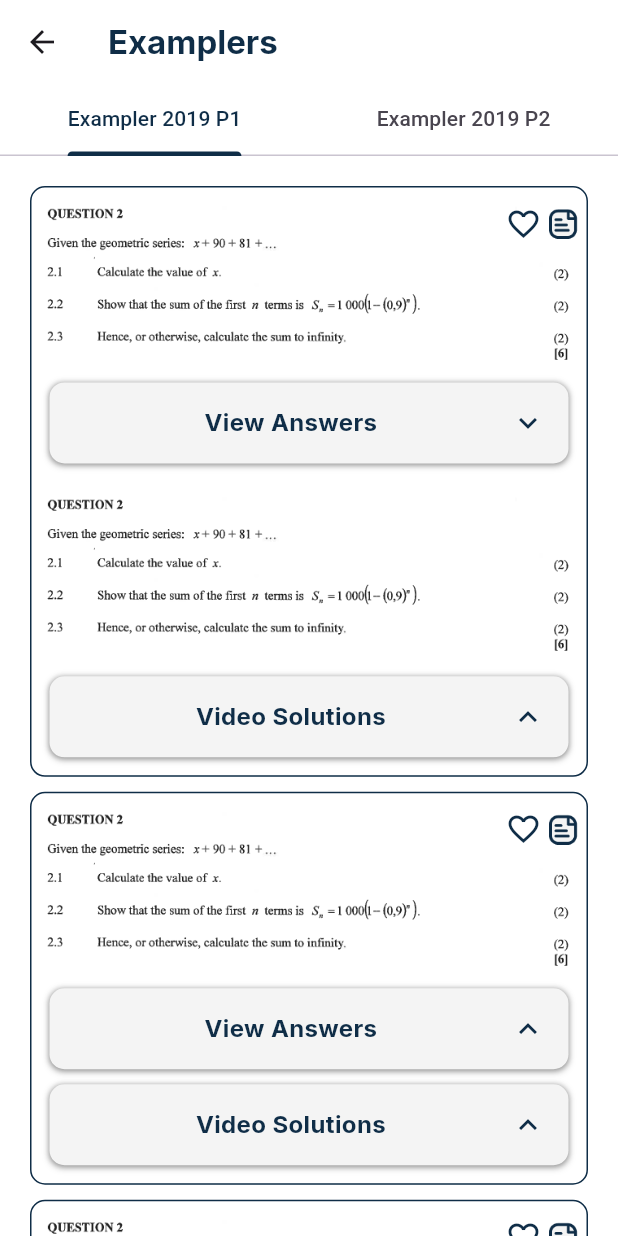
After one commit to 2001arman/jsdt_app, a Flutter app: the ExamplerUi screen opened by its route, after a tap on "View Answers", on a phone screen of 412 x 824 dp. The commit adds this screen. Run offline on Flutter 3.47's test engine with Material 3 defaults, Android fonts, the phone set to English and light mode, and no system bars; our stand-ins replace flutter_easyloading, get, google_fonts, youtube_player_flutter; missing offline and left inert: syncfusion_flutter_pdfviewer; statements that could not run were skipped.

Commit message:
exampler page

```diff
--- a/lib/core/app_route.dart
+++ b/lib/core/app_route.dart
@@ -6,6 +6,8 @@
 import 'package:jsdt_app/feature/presentation/home/activities/activities_detail/activities_detail_binding.dart';
 import 'package:jsdt_app/feature/presentation/home/activities/activities_detail/activities_detail_ui.dart';
 import 'package:jsdt_app/feature/presentation/home/activities/activities_ui.dart';
+import 'package:jsdt_app/feature/presentation/home/exampler/exampler_binding.dart';
+import 'package:jsdt_app/feature/presentation/home/exampler/exampler_ui.dart';
 import 'package:jsdt_app/feature/presentation/home/home_binding.dart';
 import 'package:jsdt_app/feature/presentation/home/home_ui.dart';
 import 'package:jsdt_app/feature/presentation/home/ieb/ieb_binding.dart';
@@ -120,5 +122,10 @@
       page: () => PracticeUi(),
       binding: PracticeBinding(),
     ),
+    GetPage(
+      name: ExamplerUi.namePath,
+      page: () => ExamplerUi(),
+      binding: ExamplerBinding(),
+    ),
   ];
 }
--- /dev/null
+++ b/lib/feature/presentation/home/exampler/exampler_binding.dart
@@ -0,0 +1,9 @@
+import 'package:get/get.dart';
+import 'package:jsdt_app/feature/presentation/home/exampler/exampler_logic.dart';
+
+class ExamplerBinding extends Bindings {
+  @override
+  void dependencies() {
+    Get.lazyPut(() => ExamplerLogic());
+  }
+}
--- /dev/null
+++ b/lib/feature/presentation/home/exampler/exampler_logic.dart
@@ -0,0 +1,3 @@
+import 'package:get/get.dart';
+
+class ExamplerLogic extends GetxController {}
--- /dev/null
+++ b/lib/feature/presentation/home/exampler/exampler_ui.dart
@@ -0,0 +1,56 @@
+import 'package:flutter/material.dart';
+import 'package:get/get.dart';
+import 'package:jsdt_app/feature/presentation/home/exampler/exampler_logic.dart';
+import 'package:jsdt_app/utility/shared/constants/constants_ui.dart';
+import 'package:jsdt_app/utility/shared/widgets/activity_widget.dart';
+
+class ExamplerUi extends StatelessWidget {
+  static const String namePath = '/exampler_ui';
+  final logic = Get.find<ExamplerLogic>();
+  ExamplerUi({super.key});
+
+  @override
+  Widget build(BuildContext context) {
+    Widget body() {
+      return ListView(
+        padding: const EdgeInsets.all(20),
+        children: const [
+          ActivityWidget(),
+          ActivityWidget(),
+          ActivityWidget(),
+          ActivityWidget(),
+          ActivityWidget(),
+        ],
+      );
+    }
+
+    return DefaultTabController(
+      initialIndex: 0,
+      length: 2,
+      child: Scaffold(
+        backgroundColor: kWhiteColor,
+        appBar: AppBar(
+          backgroundColor: kWhiteColor,
+          title: Text(
+            'Examplers',
+            style: mainTextStyle.copyWith(fontSize: 22, fontWeight: bold),
+          ),
+          bottom: TabBar(
+            labelColor: kMainColor,
+            indicatorColor: kMainColor,
+            tabs: const [
+              Tab(text: 'Exampler 2019 P1'),
+              Tab(text: 'Exampler 2019 P2'),
+            ],
+          ),
+        ),
+        body: TabBarView(
+          children: <Widget>[
+            body(),
+            body(),
+          ],
+        ),
+      ),
+    );
+  }
+}
--- a/lib/feature/presentation/home/home_state.dart
+++ b/lib/feature/presentation/home/home_state.dart
@@ -1,5 +1,6 @@
 // ignore_for_file: public_member_api_docs, sort_constructors_first
 import 'package:jsdt_app/feature/presentation/home/activities/activities_ui.dart';
+import 'package:jsdt_app/feature/presentation/home/exampler/exampler_ui.dart';
 import 'package:jsdt_app/feature/presentation/home/ieb/ieb_ui.dart';
 import 'package:jsdt_app/feature/presentation/home/june/june_ui.dart';
 import 'package:jsdt_app/feature/presentation/home/march/march_ui.dart';
@@ -54,7 +55,7 @@
     HomeMenu(
       title: 'Examplers',
       image: 'assets/home/examplers.png',
-      path: IebUi.namePath,
+      path: ExamplerUi.namePath,
     ),
     HomeMenu(
       title: 'November Exams',
```
